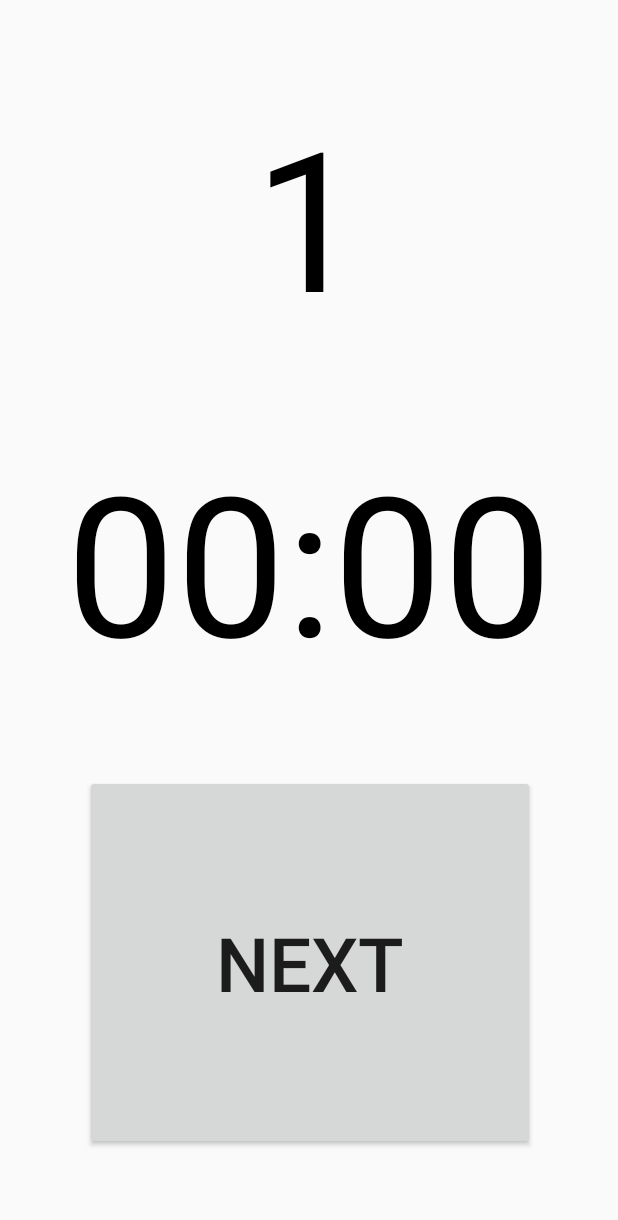
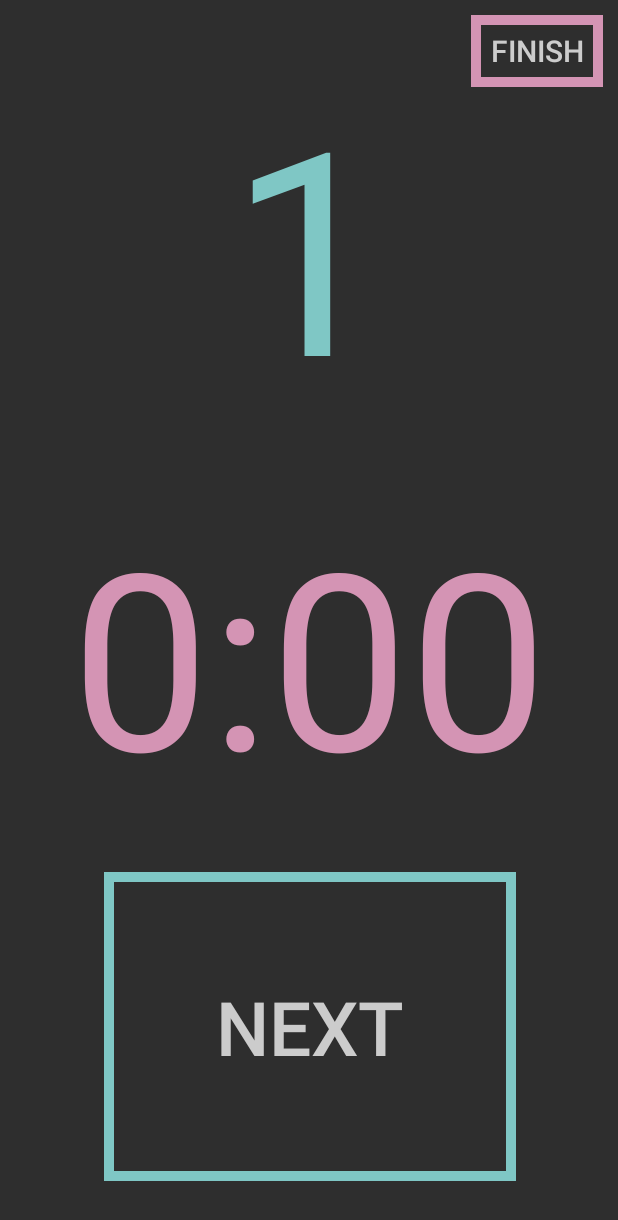
Before and after one commit to MSrica/WHM, an Android app: the screen it shows after launch (MainActivity), after a tap on "NEXT", on a phone screen of 412 x 824 dp. Shown: the top 1220 px of the screen. Run offline under Robolectric (Android 15) with nearby library versions, the phone set to English and light mode, and no system bars; libraries missing offline, so code that uses them is left out: xdroid.toaster.

Commit message:
changed display, added background music, vibrations and clipboard

```diff
--- a/app/build.gradle
+++ b/app/build.gradle
@@ -29,11 +29,11 @@ android {
 }
 
 dependencies {
-
+    implementation 'com.shamanland:xdroid-toaster:0.0.10'
     implementation 'androidx.appcompat:appcompat:1.2.0'
     implementation 'com.google.android.material:material:1.3.0'
     implementation 'androidx.constraintlayout:constraintlayout:2.0.4'
-    testImplementation 'junit:junit:4.+'
+    testImplementation 'junit:junit:4.13.2'
     androidTestImplementation 'androidx.test.ext:junit:1.1.2'
     androidTestImplementation 'androidx.test.espresso:espresso-core:3.3.0'
 }
--- a/app/src/main/AndroidManifest.xml
+++ b/app/src/main/AndroidManifest.xml
@@ -2,6 +2,7 @@
 <manifest xmlns:android="http://schemas.android.com/apk/res/android"
     package="com.example.whm">
 
+    <uses-permission android:name="android.permission.VIBRATE" />
     <application
         android:allowBackup="true"
         android:icon="@mipmap/ic_launcher"
--- a/app/src/main/java/com/example/whm/MainActivity.java
+++ b/app/src/main/java/com/example/whm/MainActivity.java
@@ -1,52 +1,122 @@
-/*
-Calming music
-Quiet notification when pressing the button
-Quiet notifications 3 breaths before 30
-
-Save times automatically(show at the end to copy and paste)
-*/
-
 package com.example.whm;
 
-import androidx.appcompat.app.AppCompatActivity;
-
+import android.content.ClipData;
+import android.content.ClipboardManager;
+import android.content.Context;
+import android.media.MediaPlayer;
+import android.os.Build;
 import android.os.Bundle;
 import android.os.CountDownTimer;
 import android.os.Handler;
+import android.os.VibrationEffect;
+import android.os.Vibrator;
+import android.util.TypedValue;
 import android.view.View;
+import android.view.ViewGroup;
+import android.view.ViewTreeObserver;
 import android.view.WindowManager;
 import android.widget.Button;
 import android.widget.TextView;
 
+import androidx.appcompat.app.AppCompatActivity;
+import androidx.constraintlayout.widget.ConstraintLayout;
+
 import java.util.Locale;
+
+import static xdroid.toaster.Toaster.toast;
 
 public class MainActivity extends AppCompatActivity {
 
-    final String out = "Out", in = "In", next = "Next", zero = "0";
-    final int numberOfBreaths = 30, numberOfSeconds = 15;
-    final int oneMinuteInMilliseconds = 60000, oneSecondInMilliseconds = 1000, minuteInSeconds = 60;
-    int seconds = 0;
-    boolean running = false;
+// variables
+// ---------------------------------------------------------------------------------------------------------------------------------------------------
+    // constants
+    protected final String out = "Out", in = "In", next = "Next", zero = "0";
+    protected final int numberOfBreaths = 30, numberOfSeconds = 15, vibrationMilliseconds = 100;
+    protected final int oneMinuteInMilliseconds = 60000, oneSecondInMilliseconds = 1000, minuteInSeconds = 60, hourInSeconds = 3600;
 
-    TextView breathCounterTextView, stopwatchTextView;
-    Button nextButton;
+    // variables
+    protected String clip = "first";
+    protected int seconds = 0;
+    protected boolean running = false;
 
-    CountDownTimer fifteenSecondsCountdown = null;
-    final Handler stopwatchHandler = new Handler();
+    // views
+    protected TextView breathCounterTextView, stopwatchTextView;
+    protected Button nextButton, endButton;
+    protected ConstraintLayout layout;
+    protected ViewTreeObserver vto;
 
-    protected void printTime(long millisecondsUntilFinished){
-        int minutes = (int) (millisecondsUntilFinished / oneMinuteInMilliseconds);
-        int seconds = (int) ((millisecondsUntilFinished / oneSecondInMilliseconds) - (minuteInSeconds * minutes));
-        String time = String.format(Locale.getDefault(), "%d:%02d",  minutes, seconds);
-        stopwatchTextView.setText(time);
-    }
+    // miscellaneous
+    protected CountDownTimer fifteenSecondsCountdown = null;
+    protected final Handler stopwatchHandler = new Handler();
 
+    protected Vibrator vibrator;
+    protected MediaPlayer mediaPlayer;
+
+// functions
+//---------------------------------------------------------------------------------------------------------------------------------------------------
+    // setup
     protected void viewsInitialization(){
     breathCounterTextView = findViewById(R.id.breathCounter);
     stopwatchTextView = findViewById(R.id.stopwatch);
     nextButton = findViewById(R.id.nextButton);
+    endButton = findViewById(R.id.endButton);
+
+    layout = findViewById(R.id.mainLayout);
+    vto = layout.getViewTreeObserver();
+
+    vibrator = (Vibrator) getSystemService(Context.VIBRATOR_SERVICE);
+}
+    protected void mediaPlayerInitialization(Context c){
+        mediaPlayer = MediaPlayer.create(c, R.raw.five_two_eight_hertz);
+        mediaPlayer.setLooping(true);
+        mediaPlayer.start();
+    }
+    protected void layoutInitialization(){
+        vto.addOnGlobalLayoutListener(new ViewTreeObserver.OnGlobalLayoutListener() {
+            private final ConstraintLayout layout = findViewById(R.id.mainLayout);
+
+            @Override
+            public void onGlobalLayout() {
+                this.layout.getViewTreeObserver().removeOnGlobalLayoutListener(this);
+                final int layoutWidth  = layout.getMeasuredWidth();
+                final int layoutHeight = layout.getMeasuredHeight();
+
+                ViewGroup.LayoutParams nextButtonParams = nextButton.getLayoutParams();
+
+                nextButtonParams.width = (int) (layoutWidth / 1.5);
+                nextButtonParams.height = (int) (layoutHeight * 0.25);
+
+                nextButton.setLayoutParams(nextButtonParams);
+
+                breathCounterTextView.setTextSize(TypedValue.COMPLEX_UNIT_PX, (float) (layoutHeight * 0.23));
+                stopwatchTextView.setTextSize(TypedValue.COMPLEX_UNIT_PX, (float) (layoutHeight * 0.2));
+            }
+        });
     }
 
+    // time
+    protected void runStopwatch(){
+        stopwatchHandler.post(new Runnable() {
+            @Override
+            public void run() {
+                if (running){
+                    final int mins = (seconds % hourInSeconds) / minuteInSeconds;
+                    final int secs = seconds % minuteInSeconds;
+                    final String time = String.format(Locale.getDefault(), "%d:%02d", mins, secs);
+                    stopwatchTextView.setText(time);
+
+                    seconds++;
+                }
+                stopwatchHandler.postDelayed(this, 1000);
+            }
+        });
+    }
+    protected void printTime(long millisecondsUntilFinished){
+        final int minutes = (int) (millisecondsUntilFinished / oneMinuteInMilliseconds);
+        final int seconds = (int) ((millisecondsUntilFinished / oneSecondInMilliseconds) - (minuteInSeconds * minutes));
+        final String time = String.format(Locale.getDefault(), "%d:%02d",  minutes, seconds);
+        stopwatchTextView.setText(time);
+    }
     protected void fifteenSecondsCountdownInitialization(){
         fifteenSecondsCountdown = new CountDownTimer(numberOfSeconds * oneSecondInMilliseconds, oneSecondInMilliseconds) {
             public void onTick(long millisecondsUntilFinished) {
@@ -60,56 +130,77 @@ public class MainActivity extends AppCompatActivity {
         }.start();
     }
 
-    protected void buttonActions(){
-        if(Integer.parseInt(breathCounterTextView.getText().toString()) < numberOfBreaths-1) {
+    // actions
+    protected void addToClip(){
+        if(clip.equals("first")) clip = stopwatchTextView.getText().toString() + ", ";
+        else clip += stopwatchTextView.getText().toString() + ", ";
+    }
+    protected void breathing(){
+        running = false;
         breathCounterTextView.setText(String.valueOf(Integer.parseInt(breathCounterTextView.getText().toString()) + 1));
-            if(Integer.parseInt(breathCounterTextView.getText().toString()) == numberOfBreaths-1) {
-                nextButton.setText(out);
+        if(Integer.parseInt(breathCounterTextView.getText().toString()) == numberOfBreaths-1) nextButton.setText(out);
     }
-            running = false;
-        }else{
-            if(nextButton.getText().toString().equals(out)) {
+    protected void noAirHold(){
         running = true;
         breathCounterTextView.setText(String.valueOf(Integer.parseInt(breathCounterTextView.getText().toString()) + 1));
         nextButton.setText(in);
-            }else if(nextButton.getText().toString().equals(in)){
+    }
+    protected void airHold(){
         running = false;
         nextButton.setText(next);
         fifteenSecondsCountdownInitialization();
     }
+
+    // buttons
+    protected void vibrate(){
+        if (Build.VERSION.SDK_INT >= Build.VERSION_CODES.O) vibrator.vibrate(VibrationEffect.createOneShot(vibrationMilliseconds, VibrationEffect.DEFAULT_AMPLITUDE));
+        else vibrator.vibrate(vibrationMilliseconds);
+    }
+    protected void buttonActions(){
+        vibrate();
+
+        if(Integer.parseInt(breathCounterTextView.getText().toString()) < numberOfBreaths-1) breathing();
+        else{
+            if(nextButton.getText().toString().equals(out)) noAirHold();
+            else if(nextButton.getText().toString().equals(in)){
+                addToClip();
+                airHold();
             }
         }
+    }
+    protected void finishSession(){
+        ClipboardManager clipboard = (ClipboardManager) getSystemService(Context.CLIPBOARD_SERVICE);
+        if(!clip.equals("first")) {
+            clip = clip.substring(0, clip.length()-2);
+            ClipData clipData = ClipData.newPlainText("Times copied!", clip);
+            clipboard.setPrimaryClip(clipData);
 
-    protected void runStopwatch(){
-        stopwatchHandler.post(new Runnable() {
+            toast("Times copied!");
+        }else toast("No times available!");
+    }
+
+// lifecycle
+//---------------------------------------------------------------------------------------------------------------------------------------------------
     @Override
-            public void run() {
-                if (running){
-                    int mins = (seconds % 3600) / 60;
-                    int secs = seconds % 60;
+    protected void onCreate(Bundle savedInstanceState) {
+        super.onCreate(savedInstanceState);
+        getWindow().setFlags(WindowManager.LayoutParams.FLAG_FULLSCREEN, WindowManager.LayoutParams.FLAG_FULLSCREEN);
+        getWindow().addFlags(WindowManager.LayoutParams.FLAG_KEEP_SCREEN_ON);
+        setContentView(R.layout.activity_main);
 
-                    String time = String.format(Locale.getDefault(), "%d:%02d", mins, secs);
-                    stopwatchTextView.setText(time);
+        viewsInitialization();
+        layoutInitialization();
 
-                    seconds++;
-                }
-                stopwatchHandler.postDelayed(this, 1000);
-            }
-        });
+        mediaPlayerInitialization(this);
+        runStopwatch();
+
+        nextButton.setOnClickListener(new View.OnClickListener() {public void onClick(View v) { buttonActions(); }});
+        endButton.setOnClickListener(new View.OnClickListener() {public void onClick(View v) { finishSession(); }});
     }
 
     @Override
-    protected void onCreate(Bundle savedInstanceState) {
-        super.onCreate(savedInstanceState);
-        setContentView(R.layout.activity_main);
-        getWindow().addFlags(WindowManager.LayoutParams.FLAG_KEEP_SCREEN_ON);
-
-        viewsInitialization();
-
-        nextButton.setOnClickListener(new View.OnClickListener() {public void onClick(View v) { buttonActions(); }});
-
-        runStopwatch();
+    protected void onStop() {
+        mediaPlayer.stop();
+        super.onStop();
     }
-
-
 }
--- /dev/null
+++ b/app/src/main/res/drawable/button_green_border.xml
@@ -0,0 +1,5 @@
+<?xml version="1.0" encoding="utf-8"?>
+<shape xmlns:android="http://schemas.android.com/apk/res/android"
+    android:shape="rectangle">
+    <stroke android:width="10px" android:color="@color/cyan" />
+</shape>
--- /dev/null
+++ b/app/src/main/res/drawable/button_red_border.xml
@@ -0,0 +1,5 @@
+<?xml version="1.0" encoding="utf-8"?>
+<shape xmlns:android="http://schemas.android.com/apk/res/android"
+    android:shape="rectangle">
+    <stroke android:width="10px" android:color="@color/pink" />
+</shape>
--- a/app/src/main/res/layout/activity_main.xml
+++ b/app/src/main/res/layout/activity_main.xml
@@ -3,8 +3,12 @@
     xmlns:app="http://schemas.android.com/apk/res-auto"
     xmlns:tools="http://schemas.android.com/tools"
 
+    android:id="@+id/mainLayout"
+
     android:layout_width="match_parent"
     android:layout_height="match_parent"
+
+    android:background="@color/darkGrey"
 
     tools:context=".MainActivity">
 
@@ -15,13 +19,13 @@
         android:layout_height="wrap_content"
 
         android:text="@string/breathCounterString"
+        android:textColor="@color/cyan"
         android:textSize="130sp"
-        android:textColor="@color/black"
 
+        app:layout_constraintBottom_toTopOf="@id/stopwatch"
         app:layout_constraintLeft_toLeftOf="parent"
         app:layout_constraintRight_toRightOf="parent"
-        app:layout_constraintTop_toTopOf="parent"
-        app:layout_constraintBottom_toTopOf="@id/stopwatch"/>
+        app:layout_constraintTop_toTopOf="parent" />
 
     <TextView
         android:id="@+id/stopwatch"
@@ -30,27 +34,47 @@
         android:layout_height="wrap_content"
 
         android:text="@string/stopwatchString"
+        android:textColor="@color/pink"
         android:textSize="130sp"
-        android:textColor="@color/black"
 
+        app:layout_constraintBottom_toTopOf="@+id/nextButton"
         app:layout_constraintLeft_toLeftOf="@+id/breathCounter"
         app:layout_constraintRight_toRightOf="@+id/breathCounter"
-        app:layout_constraintTop_toBottomOf="@+id/breathCounter"
-        app:layout_constraintBottom_toTopOf="@+id/nextButton"/>
+        app:layout_constraintTop_toBottomOf="@+id/breathCounter" />
 
     <Button
         android:id="@+id/nextButton"
 
-        android:layout_width="300sp"
-        android:layout_height="250sp"
+        android:layout_width="wrap_content"
+        android:layout_height="wrap_content"
+
+        android:background="@drawable/button_green_border"
 
         android:text="@string/buttonString"
+        android:textColor="@color/darkWhite"
         android:textSize="50sp"
 
+        app:layout_constraintBottom_toBottomOf="parent"
         app:layout_constraintLeft_toLeftOf="@+id/stopwatch"
         app:layout_constraintRight_toRightOf="@+id/stopwatch"
-        app:layout_constraintTop_toBottomOf="@+id/stopwatch"
-        app:layout_constraintBottom_toBottomOf="parent"/>
+        app:layout_constraintTop_toBottomOf="@+id/stopwatch" />
+
+    <Button
+        android:id="@+id/endButton"
+
+        android:layout_width="wrap_content"
+        android:layout_height="wrap_content"
+
+        android:background="@drawable/button_red_border"
+
+        android:text="@string/endButtonString"
+        android:textColor="@color/darkWhite"
+        android:textSize="20sp"
+
+        app:layout_constraintRight_toRightOf="parent"
+        app:layout_constraintTop_toTopOf="parent"
+
+        android:layout_margin="10sp"/>
 
 
 </androidx.constraintlayout.widget.ConstraintLayout>
--- a/app/src/main/res/values/colors.xml
+++ b/app/src/main/res/values/colors.xml
@@ -1,10 +1,17 @@
 <?xml version="1.0" encoding="utf-8"?>
 <resources>
+    <color name="black">#FF000000</color>
+    <color name="white">#FFFFFFFF</color>
+    <color name="darkWhite">#CCCCCC</color>
+    <color name="grey">#66666666</color>
+    <color name="darkGrey">#2e2e2e</color>
+    <color name="cyan">#7fc7c5</color>
+    <color name="pink">#d494b4</color>
+    <color name="green">#59de8e</color>
+
     <color name="purple_200">#FFBB86FC</color>
     <color name="purple_500">#FF6200EE</color>
     <color name="purple_700">#FF3700B3</color>
     <color name="teal_200">#FF03DAC5</color>
     <color name="teal_700">#FF018786</color>
-    <color name="black">#FF000000</color>
-    <color name="white">#FFFFFFFF</color>
 </resources>
--- a/app/src/main/res/values/strings.xml
+++ b/app/src/main/res/values/strings.xml
@@ -1,6 +1,7 @@
 <resources>
     <string name="appNameString">WHM</string>
     <string name="breathCounterString">0</string>
-    <string name="stopwatchString">00:00</string>
+    <string name="stopwatchString">0:00</string>
     <string name="buttonString">Next</string>
+    <string name="endButtonString">Finish</string>
 </resources>
--- a/build.gradle
+++ b/build.gradle
@@ -5,7 +5,7 @@ buildscript {
         jcenter()
     }
     dependencies {
-        classpath "com.android.tools.build:gradle:4.1.2"
+        classpath "com.android.tools.build:gradle:4.1.3"
 
         // NOTE: Do not place your application dependencies here; they belong
         // in the individual module build.gradle files
```
Also changed, not shown: 2 other files. Lines whose indentation alone changed are shown as unchanged.
